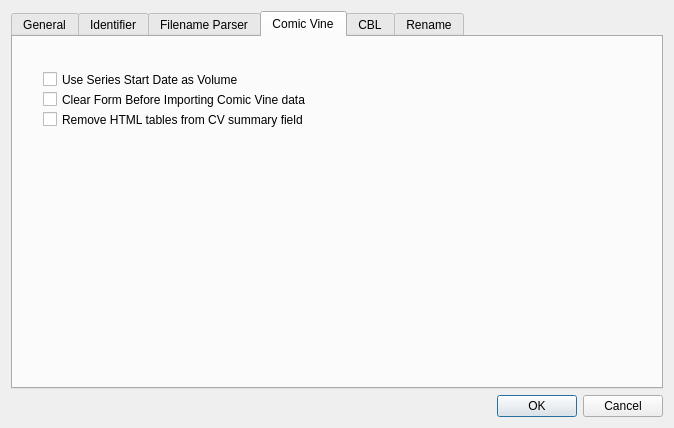
Qt form comictaggerlib/ui/settingswindow.ui (comictagger/comictagger) before a commit.
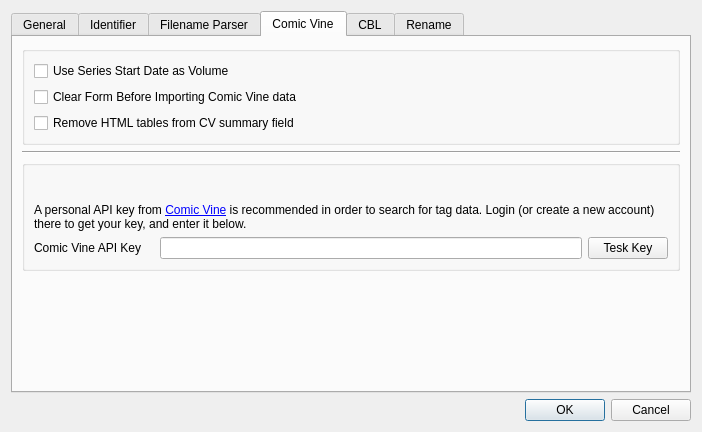
The same form after that commit. The open tabs and pages were chosen to show the change.

What changed in the file:
```diff
--- a/comictaggerlib/ui/settingswindow.ui
+++ b/comictaggerlib/ui/settingswindow.ui
@@ -6,8 +6,8 @@
    <rect>
     <x>0</x>
     <y>0</y>
-    <width>674</width>
-    <height>428</height>
+    <width>702</width>
+    <height>432</height>
    </rect>
   </property>
   <property name="windowTitle">
@@ -21,6 +21,12 @@
     <layout class="QVBoxLayout" name="verticalLayout">
      <item>
       <widget class="QTabWidget" name="tabWidget">
+       <property name="sizePolicy">
+        <sizepolicy hsizetype="Expanding" vsizetype="Preferred">
+         <horstretch>0</horstretch>
+         <verstretch>0</verstretch>
+        </sizepolicy>
+       </property>
        <property name="currentIndex">
         <number>0</number>
        </property>
@@ -336,45 +342,156 @@
         <attribute name="title">
          <string>Comic Vine</string>
         </attribute>
-        <widget class="QCheckBox" name="cbxUseSeriesStartAsVolume">
-         <property name="geometry">
-          <rect>
-           <x>30</x>
-           <y>30</y>
-           <width>251</width>
-           <height>25</height>
-          </rect>
-         </property>
-         <property name="text">
-          <string>Use Series Start Date as Volume</string>
-         </property>
-        </widget>
-        <widget class="QCheckBox" name="cbxClearFormBeforePopulating">
-         <property name="geometry">
-          <rect>
-           <x>30</x>
-           <y>50</y>
-           <width>341</width>
-           <height>25</height>
-          </rect>
-         </property>
-         <property name="text">
-          <string>Clear Form Before Importing Comic Vine data</string>
-         </property>
-        </widget>
-        <widget class="QCheckBox" name="cbxRemoveHtmlTables">
-         <property name="geometry">
-          <rect>
-           <x>30</x>
-           <y>70</y>
-           <width>351</width>
-           <height>25</height>
-          </rect>
-         </property>
-         <property name="text">
-          <string>Remove HTML tables from CV summary field</string>
-         </property>
-        </widget>
+        <layout class="QVBoxLayout" name="verticalLayout_4">
+         <item>
+          <widget class="QGroupBox" name="grpBoxCVTop">
+           <property name="sizePolicy">
+            <sizepolicy hsizetype="Preferred" vsizetype="Preferred">
+             <horstretch>0</horstretch>
+             <verstretch>0</verstretch>
+            </sizepolicy>
+           </property>
+           <layout class="QVBoxLayout" name="verticalLayout_5">
+            <item>
+             <layout class="QVBoxLayout" name="verticalLayout_3">
+              <item>
+               <widget class="QCheckBox" name="cbxUseSeriesStartAsVolume">
+                <property name="text">
+                 <string>Use Series Start Date as Volume</string>
+                </property>
+               </widget>
+              </item>
+              <item>
+               <widget class="QCheckBox" name="cbxClearFormBeforePopulating">
+                <property name="text">
+                 <string>Clear Form Before Importing Comic Vine data</string>
+                </property>
+               </widget>
+              </item>
+              <item>
+               <widget class="QCheckBox" name="cbxRemoveHtmlTables">
+                <property name="text">
+                 <string>Remove HTML tables from CV summary field</string>
+                </property>
+               </widget>
+              </item>
+             </layout>
+            </item>
+           </layout>
+          </widget>
+         </item>
+         <item>
+          <widget class="Line" name="line_4">
+           <property name="sizePolicy">
+            <sizepolicy hsizetype="Expanding" vsizetype="Fixed">
+             <horstretch>0</horstretch>
+             <verstretch>0</verstretch>
+            </sizepolicy>
+           </property>
+           <property name="orientation">
+            <enum>Qt::Horizontal</enum>
+           </property>
+          </widget>
+         </item>
+         <item>
+          <widget class="QGroupBox" name="grpBoxKey">
+           <property name="sizePolicy">
+            <sizepolicy hsizetype="Preferred" vsizetype="Preferred">
+             <horstretch>0</horstretch>
+             <verstretch>0</verstretch>
+            </sizepolicy>
+           </property>
+           <layout class="QGridLayout" name="gridLayout_8">
+            <item row="1" column="1">
+             <widget class="QLineEdit" name="leKey">
+              <property name="sizePolicy">
+               <sizepolicy hsizetype="MinimumExpanding" vsizetype="Maximum">
+                <horstretch>0</horstretch>
+                <verstretch>0</verstretch>
+               </sizepolicy>
+              </property>
+              <property name="readOnly">
+               <bool>false</bool>
+              </property>
+             </widget>
+            </item>
+            <item row="1" column="0">
+             <widget class="QLabel" name="label_8">
+              <property name="sizePolicy">
+               <sizepolicy hsizetype="Preferred" vsizetype="Preferred">
+                <horstretch>0</horstretch>
+                <verstretch>0</verstretch>
+               </sizepolicy>
+              </property>
+              <property name="minimumSize">
+               <size>
+                <width>120</width>
+                <height>0</height>
+               </size>
+              </property>
+              <property name="maximumSize">
+               <size>
+                <width>200</width>
+                <height>16777215</height>
+               </size>
+              </property>
+              <property name="text">
+               <string>Comic Vine API Key</string>
+              </property>
+             </widget>
+            </item>
+            <item row="0" column="0" colspan="3">
+             <widget class="QLabel" name="lblKeyHelp">
+              <property name="sizePolicy">
+               <sizepolicy hsizetype="Expanding" vsizetype="MinimumExpanding">
+                <horstretch>0</horstretch>
+                <verstretch>0</verstretch>
+               </sizepolicy>
+              </property>
+              <property name="text">
+               <string>&lt;html&gt;&lt;head/&gt;&lt;body&gt;&lt;p&gt;A personal API key from &lt;a href=&quot;http://www.comicvine.com/api/&quot;&gt;&lt;span style=&quot; text-decoration: underline; color:#0000ff;&quot;&gt;Comic Vine&lt;/span&gt;&lt;/a&gt; is recommended in order to search for tag data. Login (or create a new account) there to get your key, and enter it below.&lt;/p&gt;&lt;/body&gt;&lt;/html&gt;</string>
+              </property>
+              <property name="textFormat">
+               <enum>Qt::RichText</enum>
+              </property>
+              <property name="alignment">
+               <set>Qt::AlignBottom|Qt::AlignLeading|Qt::AlignLeft</set>
+              </property>
+              <property name="wordWrap">
+               <bool>true</bool>
+              </property>
+              <property name="openExternalLinks">
+               <bool>true</bool>
+              </property>
+              <property name="textInteractionFlags">
+               <set>Qt::LinksAccessibleByKeyboard|Qt::LinksAccessibleByMouse</set>
+              </property>
+             </widget>
+            </item>
+            <item row="1" column="2">
+             <widget class="QPushButton" name="btnTestKey">
+              <property name="text">
+               <string>Tesk Key</string>
+              </property>
+             </widget>
+            </item>
+           </layout>
+          </widget>
+         </item>
+         <item>
+          <spacer name="verticalSpacer_3">
+           <property name="orientation">
+            <enum>Qt::Vertical</enum>
+           </property>
+           <property name="sizeHint" stdset="0">
+            <size>
+             <width>20</width>
+             <height>40</height>
+            </size>
+           </property>
+          </spacer>
+         </item>
+        </layout>
        </widget>
        <widget class="QWidget" name="tab_4">
         <attribute name="title">
```
